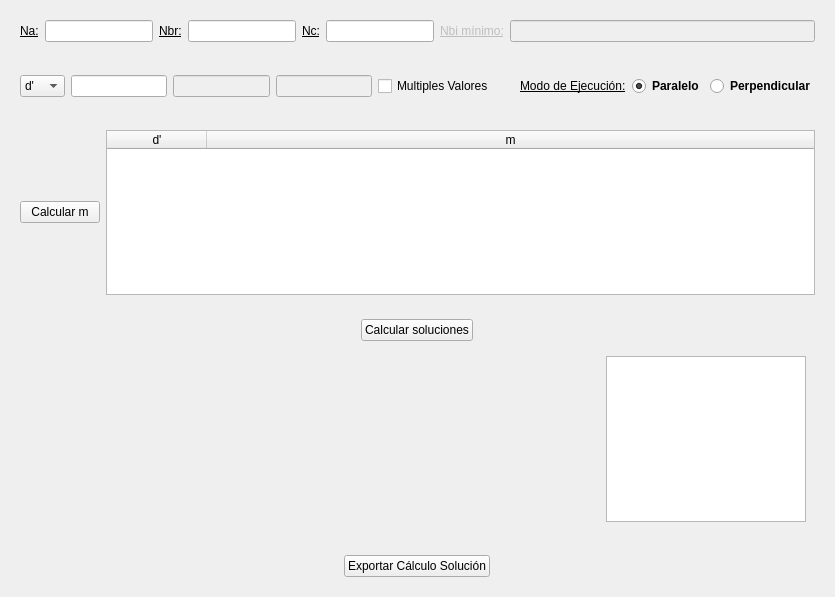
Qt form src/designer/calculation_session_layout.ui (fer90/taller3-tpfinal) before a commit.
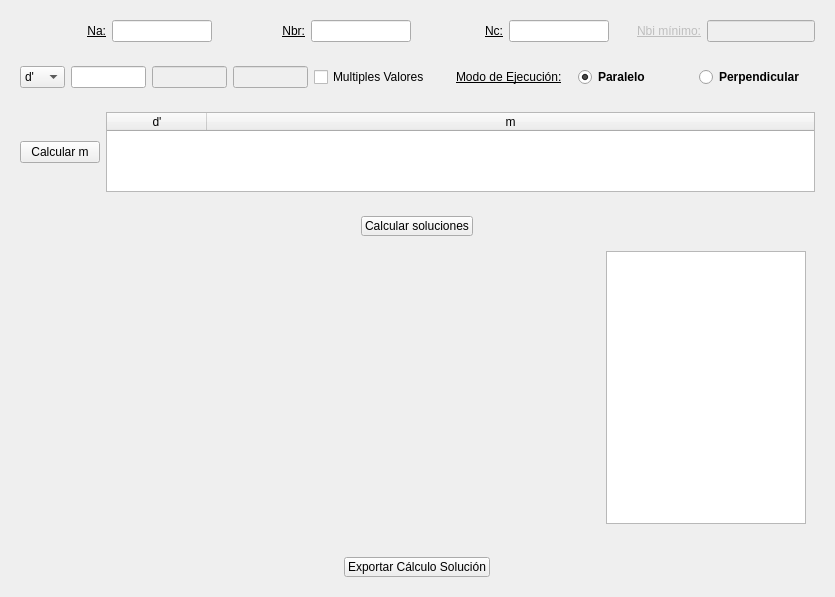
The same form after that commit.

Patch:
```diff
--- a/src/designer/calculation_session_layout.ui
+++ b/src/designer/calculation_session_layout.ui
@@ -16,39 +16,131 @@
   <layout class="QVBoxLayout" name="verticalLayout_2">
    <item>
     <widget class="QWidget" name="entry_parameters_container" native="true">
+     <property name="sizePolicy">
+      <sizepolicy hsizetype="Preferred" vsizetype="Maximum">
+       <horstretch>0</horstretch>
+       <verstretch>0</verstretch>
+      </sizepolicy>
+     </property>
+     <property name="maximumSize">
+      <size>
+       <width>16777215</width>
+       <height>40</height>
+      </size>
+     </property>
      <layout class="QHBoxLayout" name="horizontalLayout">
       <item alignment="Qt::AlignRight">
        <widget class="QLabel" name="na_label">
+        <property name="sizePolicy">
+         <sizepolicy hsizetype="Maximum" vsizetype="Preferred">
+          <horstretch>0</horstretch>
+          <verstretch>0</verstretch>
+         </sizepolicy>
+        </property>
+        <property name="maximumSize">
+         <size>
+          <width>50</width>
+          <height>16777215</height>
+         </size>
+        </property>
         <property name="font">
          <font>
           <underline>true</underline>
          </font>
         </property>
+        <property name="layoutDirection">
+         <enum>Qt::LeftToRight</enum>
+        </property>
         <property name="text">
          <string>Na:</string>
         </property>
+        <property name="alignment">
+         <set>Qt::AlignRight|Qt::AlignTrailing|Qt::AlignVCenter</set>
+        </property>
        </widget>
       </item>
       <item alignment="Qt::AlignLeft">
-       <widget class="QLineEdit" name="na_edit_line"/>
+       <widget class="QLineEdit" name="na_edit_line">
+        <property name="sizePolicy">
+         <sizepolicy hsizetype="Maximum" vsizetype="Fixed">
+          <horstretch>0</horstretch>
+          <verstretch>0</verstretch>
+         </sizepolicy>
+        </property>
+        <property name="maximumSize">
+         <size>
+          <width>100</width>
+          <height>16777215</height>
+         </size>
+        </property>
+        <property name="alignment">
+         <set>Qt::AlignLeading|Qt::AlignLeft|Qt::AlignVCenter</set>
+        </property>
+       </widget>
       </item>
       <item alignment="Qt::AlignRight">
        <widget class="QLabel" name="nbr_label">
+        <property name="sizePolicy">
+         <sizepolicy hsizetype="Maximum" vsizetype="Preferred">
+          <horstretch>0</horstretch>
+          <verstretch>0</verstretch>
+         </sizepolicy>
+        </property>
+        <property name="maximumSize">
+         <size>
+          <width>50</width>
+          <height>16777215</height>
+         </size>
+        </property>
         <property name="font">
          <font>
           <underline>true</underline>
          </font>
         </property>
+        <property name="layoutDirection">
+         <enum>Qt::LeftToRight</enum>
+        </property>
         <property name="text">
          <string>Nbr:</string>
         </property>
+        <property name="alignment">
+         <set>Qt::AlignRight|Qt::AlignTrailing|Qt::AlignVCenter</set>
+        </property>
        </widget>
       </item>
       <item alignment="Qt::AlignHCenter">
-       <widget class="QLineEdit" name="nbr_edit_line"/>
+       <widget class="QLineEdit" name="nbr_edit_line">
+        <property name="sizePolicy">
+         <sizepolicy hsizetype="Maximum" vsizetype="Fixed">
+          <horstretch>0</horstretch>
+          <verstretch>0</verstretch>
+         </sizepolicy>
+        </property>
+        <property name="maximumSize">
+         <size>
+          <width>100</width>
+          <height>16777215</height>
+         </size>
+        </property>
+        <property name="alignment">
+         <set>Qt::AlignLeading|Qt::AlignLeft|Qt::AlignVCenter</set>
+        </property>
+       </widget>
       </item>
       <item alignment="Qt::AlignRight">
        <widget class="QLabel" name="nc_label">
+        <property name="sizePolicy">
+         <sizepolicy hsizetype="Maximum" vsizetype="Preferred">
+          <horstretch>0</horstretch>
+          <verstretch>0</verstretch>
+         </sizepolicy>
+        </property>
+        <property name="maximumSize">
+         <size>
+          <width>50</width>
+          <height>16777215</height>
+         </size>
+        </property>
         <property name="font">
          <font>
           <underline>true</underline>
@@ -57,16 +149,44 @@
         <property name="text">
          <string>Nc:</string>
         </property>
+        <property name="alignment">
+         <set>Qt::AlignRight|Qt::AlignTrailing|Qt::AlignVCenter</set>
+        </property>
        </widget>
       </item>
       <item alignment="Qt::AlignHCenter">
-       <widget class="QLineEdit" name="nc_edit_line"/>
+       <widget class="QLineEdit" name="nc_edit_line">
+        <property name="sizePolicy">
+         <sizepolicy hsizetype="Maximum" vsizetype="Fixed">
+          <horstretch>0</horstretch>
+          <verstretch>0</verstretch>
+         </sizepolicy>
+        </property>
+        <property name="maximumSize">
+         <size>
+          <width>100</width>
+          <height>16777215</height>
+         </size>
+        </property>
+       </widget>
       </item>
       <item>
        <widget class="QLabel" name="nbi_min_label">
         <property name="enabled">
          <bool>false</bool>
         </property>
+        <property name="sizePolicy">
+         <sizepolicy hsizetype="Maximum" vsizetype="Preferred">
+          <horstretch>0</horstretch>
+          <verstretch>0</verstretch>
+         </sizepolicy>
+        </property>
+        <property name="maximumSize">
+         <size>
+          <width>150</width>
+          <height>16777215</height>
+         </size>
+        </property>
         <property name="font">
          <font>
           <underline>true</underline>
@@ -75,6 +195,9 @@
         <property name="text">
          <string>Nbi mínimo:</string>
         </property>
+        <property name="alignment">
+         <set>Qt::AlignRight|Qt::AlignTrailing|Qt::AlignVCenter</set>
+        </property>
        </widget>
       </item>
       <item>
@@ -82,6 +205,18 @@
         <property name="enabled">
          <bool>false</bool>
         </property>
+        <property name="sizePolicy">
+         <sizepolicy hsizetype="Maximum" vsizetype="Fixed">
+          <horstretch>0</horstretch>
+          <verstretch>0</verstretch>
+         </sizepolicy>
+        </property>
+        <property name="maximumSize">
+         <size>
+          <width>150</width>
+          <height>16777215</height>
+         </size>
+        </property>
        </widget>
       </item>
      </layout>
@@ -89,9 +224,33 @@
    </item>
    <item>
     <widget class="QWidget" name="chosen_parameters_container" native="true">
+     <property name="sizePolicy">
+      <sizepolicy hsizetype="Preferred" vsizetype="Maximum">
+       <horstretch>0</horstretch>
+       <verstretch>0</verstretch>
+      </sizepolicy>
+     </property>
+     <property name="maximumSize">
+      <size>
+       <width>16777215</width>
+       <height>40</height>
+      </size>
+     </property>
      <layout class="QHBoxLayout" name="horizontalLayout_2">
       <item alignment="Qt::AlignHCenter">
        <widget class="QComboBox" name="d_nz_combo_box">
+        <property name="sizePolicy">
+         <sizepolicy hsizetype="Maximum" vsizetype="Fixed">
+          <horstretch>0</horstretch>
+          <verstretch>0</verstretch>
+         </sizepolicy>
+        </property>
+        <property name="maximumSize">
+         <size>
+          <width>75</width>
+          <height>16777215</height>
+         </size>
+        </property>
         <item>
          <property name="text">
           <string>d'</string>
@@ -105,13 +264,38 @@
        </widget>
       </item>
       <item alignment="Qt::AlignLeft">
-       <widget class="QLineEdit" name="from_parameter_edit_line"/>
+       <widget class="QLineEdit" name="from_parameter_edit_line">
+        <property name="sizePolicy">
+         <sizepolicy hsizetype="Maximum" vsizetype="Fixed">
+          <horstretch>0</horstretch>
+          <verstretch>0</verstretch>
+         </sizepolicy>
+        </property>
+        <property name="maximumSize">
+         <size>
+          <width>75</width>
+          <height>16777215</height>
+         </size>
+        </property>
+       </widget>
       </item>
       <item alignment="Qt::AlignHCenter">
        <widget class="QLineEdit" name="step_parameter_edit_line">
         <property name="enabled">
          <bool>false</bool>
         </property>
+        <property name="sizePolicy">
+         <sizepolicy hsizetype="Maximum" vsizetype="Fixed">
+          <horstretch>0</horstretch>
+          <verstretch>0</verstretch>
+         </sizepolicy>
+        </property>
+        <property name="maximumSize">
+         <size>
+          <width>75</width>
+          <height>16777215</height>
+         </size>
+        </property>
        </widget>
       </item>
       <item alignment="Qt::AlignRight">
@@ -119,16 +303,34 @@
         <property name="enabled">
          <bool>false</bool>
         </property>
+        <property name="sizePolicy">
+         <sizepolicy hsizetype="Maximum" vsizetype="Fixed">
+          <horstretch>0</horstretch>
+          <verstretch>0</verstretch>
+         </sizepolicy>
+        </property>
+        <property name="maximumSize">
+         <size>
+          <width>75</width>
+          <height>16777215</height>
+         </size>
+        </property>
        </widget>
       </item>
       <item alignment="Qt::AlignRight">
        <widget class="QCheckBox" name="multiple_values_check_box">
         <property name="sizePolicy">
-         <sizepolicy hsizetype="Expanding" vsizetype="Fixed">
+         <sizepolicy hsizetype="Maximum" vsizetype="Fixed">
           <horstretch>0</horstretch>
           <verstretch>0</verstretch>
          </sizepolicy>
         </property>
+        <property name="maximumSize">
+         <size>
+          <width>250</width>
+          <height>16777215</height>
+         </size>
+        </property>
         <property name="text">
          <string>Multiples Valores</string>
         </property>
@@ -153,7 +355,7 @@
       <item>
        <widget class="QLabel" name="calculation_mode_label">
         <property name="sizePolicy">
-         <sizepolicy hsizetype="Maximum" vsizetype="Preferred">
+         <sizepolicy hsizetype="Expanding" vsizetype="Preferred">
           <horstretch>0</horstretch>
           <verstretch>0</verstretch>
          </sizepolicy>
@@ -171,7 +373,7 @@
       <item>
        <widget class="QRadioButton" name="parallel_mode_button">
         <property name="sizePolicy">
-         <sizepolicy hsizetype="Maximum" vsizetype="Fixed">
+         <sizepolicy hsizetype="Expanding" vsizetype="Fixed">
           <horstretch>0</horstretch>
           <verstretch>0</verstretch>
          </sizepolicy>
@@ -193,7 +395,7 @@
       <item>
        <widget class="QRadioButton" name="perpendicular_mode_button">
         <property name="sizePolicy">
-         <sizepolicy hsizetype="Maximum" vsizetype="Fixed">
+         <sizepolicy hsizetype="Expanding" vsizetype="Fixed">
           <horstretch>0</horstretch>
           <verstretch>0</verstretch>
          </sizepolicy>
@@ -223,7 +425,7 @@
      <property name="maximumSize">
       <size>
        <width>16777215</width>
-       <height>300</height>
+       <height>100</height>
       </size>
      </property>
      <layout class="QHBoxLayout" name="horizontalLayout_4">
@@ -237,7 +439,7 @@
       <item>
        <widget class="QTableWidget" name="m_value_table">
         <property name="sizePolicy">
-         <sizepolicy hsizetype="Expanding" vsizetype="Maximum">
+         <sizepolicy hsizetype="MinimumExpanding" vsizetype="Maximum">
           <horstretch>0</horstretch>
           <verstretch>0</verstretch>
          </sizepolicy>
@@ -245,7 +447,7 @@
         <property name="maximumSize">
          <size>
           <width>16777215</width>
-          <height>200</height>
+          <height>80</height>
          </size>
         </property>
         <property name="wordWrap">
@@ -272,7 +474,7 @@
    <item>
     <widget class="QWidget" name="solution_container" native="true">
      <property name="sizePolicy">
-      <sizepolicy hsizetype="Preferred" vsizetype="Maximum">
+      <sizepolicy hsizetype="Preferred" vsizetype="Expanding">
        <horstretch>0</horstretch>
        <verstretch>0</verstretch>
       </sizepolicy>
@@ -286,6 +488,18 @@
      <layout class="QVBoxLayout" name="verticalLayout_3">
       <item alignment="Qt::AlignHCenter">
        <widget class="QPushButton" name="solution_calculation_button">
+        <property name="sizePolicy">
+         <sizepolicy hsizetype="Minimum" vsizetype="Maximum">
+          <horstretch>0</horstretch>
+          <verstretch>0</verstretch>
+         </sizepolicy>
+        </property>
+        <property name="maximumSize">
+         <size>
+          <width>16777215</width>
+          <height>20</height>
+         </size>
+        </property>
         <property name="text">
          <string>Calcular soluciones</string>
         </property>
@@ -293,11 +507,17 @@
       </item>
       <item>
        <widget class="QWidget" name="matplot_list_container" native="true">
+        <property name="sizePolicy">
+         <sizepolicy hsizetype="Expanding" vsizetype="Expanding">
+          <horstretch>0</horstretch>
+          <verstretch>0</verstretch>
+         </sizepolicy>
+        </property>
         <layout class="QHBoxLayout" name="horizontalLayout_7">
          <item>
-          <widget class="QWidget" name="matplot_container" native="true">
+          <widget class="QWidget" name="matplot_toolbar_container" native="true">
            <property name="sizePolicy">
-            <sizepolicy hsizetype="Expanding" vsizetype="Maximum">
+            <sizepolicy hsizetype="Expanding" vsizetype="Expanding">
              <horstretch>0</horstretch>
              <verstretch>0</verstretch>
             </sizepolicy>
@@ -308,7 +528,36 @@
              <height>500</height>
             </size>
            </property>
-           <layout class="QVBoxLayout" name="matplot_container_layout"/>
+           <layout class="QVBoxLayout" name="matplot_container_layout">
+            <item>
+             <widget class="QWidget" name="matplot_container" native="true">
+              <property name="sizePolicy">
+               <sizepolicy hsizetype="Expanding" vsizetype="Expanding">
+                <horstretch>0</horstretch>
+                <verstretch>0</verstretch>
+               </sizepolicy>
+              </property>
+              <layout class="QHBoxLayout" name="horizontalLayout_3"/>
+             </widget>
+            </item>
+            <item>
+             <widget class="QWidget" name="toolbar_container" native="true">
+              <property name="sizePolicy">
+               <sizepolicy hsizetype="Preferred" vsizetype="Maximum">
+                <horstretch>0</horstretch>
+                <verstretch>0</verstretch>
+               </sizepolicy>
+              </property>
+              <property name="maximumSize">
+               <size>
+                <width>16777215</width>
+                <height>40</height>
+               </size>
+              </property>
+              <layout class="QHBoxLayout" name="horizontalLayout_5"/>
+             </widget>
+            </item>
+           </layout>
           </widget>
          </item>
          <item>
@@ -335,9 +584,33 @@
    </item>
    <item>
     <widget class="QWidget" name="export_calculation_session_button_container" native="true">
+     <property name="sizePolicy">
+      <sizepolicy hsizetype="Preferred" vsizetype="Maximum">
+       <horstretch>0</horstretch>
+       <verstretch>0</verstretch>
+      </sizepolicy>
+     </property>
+     <property name="maximumSize">
+      <size>
+       <width>16777215</width>
+       <height>40</height>
+      </size>
+     </property>
      <layout class="QHBoxLayout" name="horizontalLayout_6">
       <item alignment="Qt::AlignHCenter">
        <widget class="QPushButton" name="export_calculation_session_button">
+        <property name="sizePolicy">
+         <sizepolicy hsizetype="Minimum" vsizetype="Maximum">
+          <horstretch>0</horstretch>
+          <verstretch>0</verstretch>
+         </sizepolicy>
+        </property>
+        <property name="maximumSize">
+         <size>
+          <width>16777215</width>
+          <height>20</height>
+         </size>
+        </property>
         <property name="text">
          <string>Exportar Cálculo Solución</string>
         </property>
```
